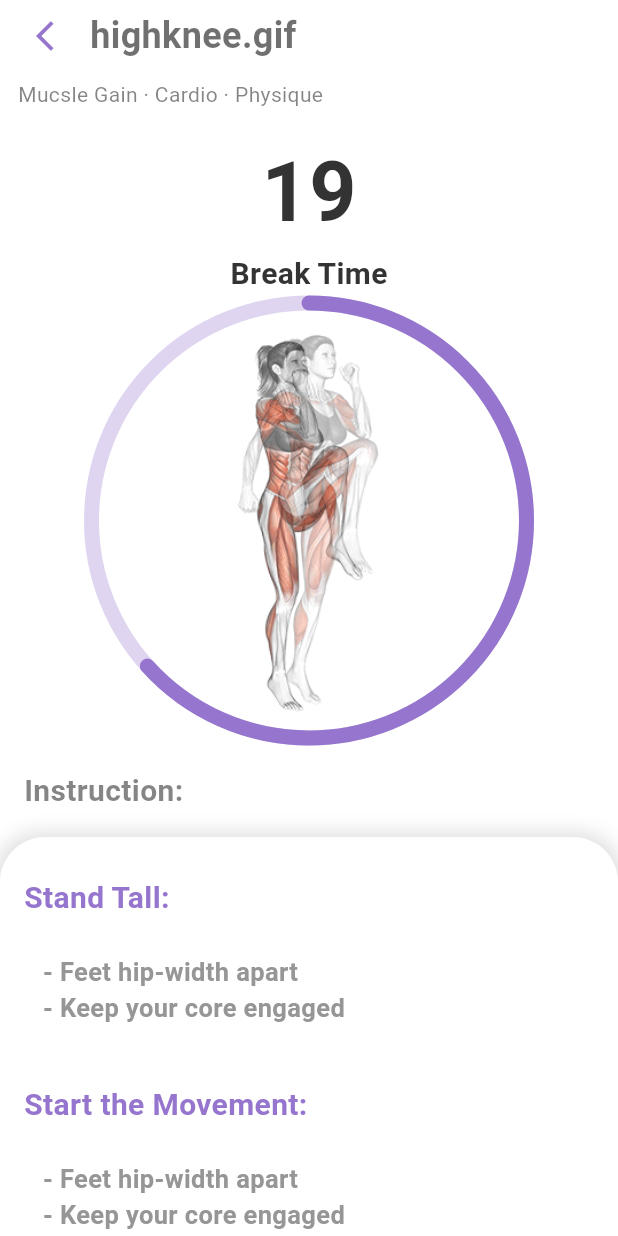
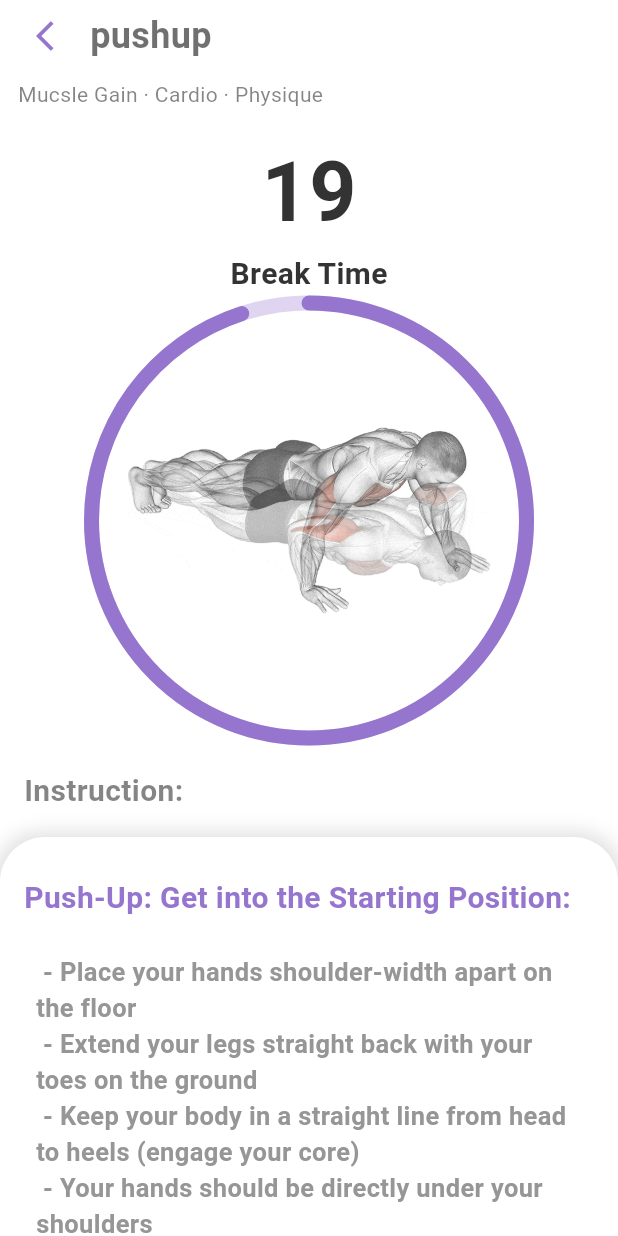
Before and after one commit to Pablo-27-Pablo/exercai_mobile, a Flutter app: the RestimeTutorial screen opened directly, on a phone screen of 412 x 824 dp. Run offline on Flutter 3.47's test engine with Material 3 defaults, Android fonts, the phone set to English and light mode, and no system bars; drawn by our look-alikes of percent_indicator; our stand-ins replace audioplayers, camera, card_swiper, cloud_firestore, confetti, firebase_auth and 15 more; missing offline and left inert: google_mlkit_pose_detection; accounts and stored records are empty.

Commit message:
adding feature

```diff
--- a/lib/homepage/mainlandingpage.dart
+++ b/lib/homepage/mainlandingpage.dart
@@ -13,6 +13,7 @@ import 'package:exercai_mobile/progress_tracking/progress_tracking..dart';
 import 'package:exercai_mobile/show_firestore_exercises_download/show_with_reps_kcals/filter_reps_kcal.dart';
 import 'package:exercai_mobile/pages/Main_Pages/Exercises_Page.dart';
 import 'package:exercai_mobile/pages/arcade_mode_page.dart';
+import 'package:exercai_mobile/utils/music_background.dart';
 import 'package:flutter/material.dart';
 import 'package:firebase_auth/firebase_auth.dart';
 import 'package:flutter_spinkit/flutter_spinkit.dart';
@@ -26,8 +27,11 @@ class MainLandingPage extends StatefulWidget {
   State<MainLandingPage> createState() => _MainLandingPageState();
 }
 
+
 class _MainLandingPageState extends State<MainLandingPage> {
   final User? currentUser = FirebaseAuth.instance.currentUser;
+
+  get musicPlayer => MusicPlayerService();
 
   @override
   void initState() {
@@ -35,6 +39,7 @@ class _MainLandingPageState extends State<MainLandingPage> {
     WidgetsBinding.instance.addPostFrameCallback((_) {
       _checkInternetConnection();
     });
+    musicPlayer.stop();
   }
 
   /// Check internet connection and show a warning if not connected.
--- a/lib/pages/Main_Pages/Exercises_Page.dart
+++ b/lib/pages/Main_Pages/Exercises_Page.dart
@@ -251,12 +251,12 @@ class _TrypageState extends State<Trypage> {
     {"name": "plank", "image": "plank.jpg", "PrimaryName": "Plank"},
     {
       "name": "rightplank",
-      "image": "sideplank.gif",
+      "image": "rightplank.png",
       "PrimaryName": "Right Plank",
     },
     {
       "name": "leftplank",
-      "image": "sideplank.gif",
+      "image": "leftplank.png",
       "PrimaryName": "Left Plank",
     },
     {
--- a/lib/pages/Main_Pages/resttime.dart
+++ b/lib/pages/Main_Pages/resttime.dart
@@ -27,6 +27,7 @@ class _RestimeTutorialState extends State<RestimeTutorial> {
   String instruction = "";
   String instruction2 = "";
   String instruction3 = "";
+  String name = "";
   final musicPlayer = MusicPlayerService();
 
   @override
@@ -34,11 +35,11 @@ class _RestimeTutorialState extends State<RestimeTutorial> {
     super.initState();
     startTimer();
     ExerciseImage();
-    musicPlayer.play();
+    peopleBox.get("musicOnOf", defaultValue: true) ? musicPlayer.play() : Container();
   }
 
   calculation() {
-    double total = (seconds2 / 30) * 100;
+    double total = (seconds2 / 20) * 100;
     total = total / 100;
     return total;
   }
@@ -130,8 +131,9 @@ class _RestimeTutorialState extends State<RestimeTutorial> {
 
   ExerciseImage() {
     if (1 == arcadeNumber) {
+      name = "pushup";
       exerciseImage = "pushup.gif";
-      instructionExercise = "Get into the Starting Position";
+      instructionExercise = "Push-Up: Get into the Starting Position";
       instructionExercise2 = "Lower Your Body";
       instructionExercise3 = "Push Back Up";
       instruction =
@@ -142,8 +144,9 @@ class _RestimeTutorialState extends State<RestimeTutorial> {
           " - Press through your palms and straighten your arms\n - Keep your core engaged and body in a straight line\n - Fully extend your arms without locking your elbows.";
     }
     if (2 == arcadeNumber) {
+      name = "squat";
       exerciseImage = "squat.gif";
-      instructionExercise = "Stand with Feet Shoulder-Width Apart";
+      instructionExercise = "Squat: Stand with Feet Shoulder-Width Apart";
       instructionExercise2 = "Lower Your Body";
       instructionExercise3 = "Push Back Up";
       instruction =
@@ -154,8 +157,9 @@ class _RestimeTutorialState extends State<RestimeTutorial> {
           " - Drive through your heels to stand back up\n - Keep your core engaged and back straight";
     }
     if (3 == arcadeNumber) {
+      name = "legraises";
       exerciseImage = "legraises.gif";
-      instructionExercise = "Lie Flat on Your Back";
+      instructionExercise = "Leg Raises: Lie Flat on Your Back";
       instructionExercise2 = "Lift Your Legs";
       instructionExercise3 = "Lower Your Legs";
       instruction =
@@ -166,8 +170,9 @@ class _RestimeTutorialState extends State<RestimeTutorial> {
           " - Slowly lower them back down without touching the ground\n - Repeat while maintaining control";
     }
     if (4 == arcadeNumber) {
+      name = "situp";
       exerciseImage = "situp.gif";
-      instructionExercise = "Lie on Your Back";
+      instructionExercise = "Sit-Up: Lie on Your Back";
       instructionExercise2 = "Perform the Sit-Up";
       instructionExercise3 = "Lower Yourself Back Down";
       instruction =
@@ -177,8 +182,9 @@ class _RestimeTutorialState extends State<RestimeTutorial> {
       instruction3 = " - Lower yourself back down with control";
     }
     if (5 == arcadeNumber) {
+      name = "mountainclimbers";
       exerciseImage = "mountainclimbers.gif";
-      instructionExercise = "Get into a Plank Position";
+      instructionExercise = "Mountain Climbers: Get into a Plank Position";
       instructionExercise2 = "Start the Movement";
       instructionExercise3 = "Continue at a Steady Pace";
       instruction =
@@ -188,8 +194,9 @@ class _RestimeTutorialState extends State<RestimeTutorial> {
       instruction3 = " - Keep your core engaged and move at a steady pace";
     }
     if (6 == arcadeNumber) {
+      name = "highknee";
       exerciseImage = "highknee.gif";
-      instructionExercise = "Stand Tall";
+      instructionExercise = "High Knees: Stand Tall";
       instructionExercise2 = "Start the Movement";
       instructionExercise3 = "Move at a Quick Pace";
       instruction = " - Feet hip-width apart\n - Keep your core engaged";
@@ -198,8 +205,9 @@ class _RestimeTutorialState extends State<RestimeTutorial> {
       instruction3 = " - Move at a quick pace like running in place";
     }
     if (7 == arcadeNumber) {
+      name = "lunges";
       exerciseImage = "lunges.gif";
-      instructionExercise = "Stand with Feet Together";
+      instructionExercise = "Lunges: Stand with Feet Together";
       instructionExercise2 = "Step Forward";
       instructionExercise3 = "Push Back Up";
       instruction = " - Keep your upper body straight";
@@ -208,38 +216,10 @@ class _RestimeTutorialState extends State<RestimeTutorial> {
       instruction3 =
           " - Drive through your front heel to return to starting position\n - Switch legs and repeat";
     }
-    if (8 == arcadeNumber) {
-      exerciseImage = "plank.gif";
-      instructionExercise = "Get into a Forearm Plank Position";
-      instructionExercise2 = "Hold the Position";
-      instructionExercise3 = "Maintain Stability";
-      instruction = " - Place elbows directly under shoulders";
-      instruction2 = " - Keep your body in a straight line";
-      instruction3 = " - Engage your core and hold the position";
-    }
-    if (9 == arcadeNumber) {
-      exerciseImage = "rightplank.jpg";
-      instructionExercise = "Lie on Your Right Side";
-      instructionExercise2 = "Lift Your Hips";
-      instructionExercise3 = "Hold the Position";
-      instruction =
-          " - Stack your legs on top of each other\n - Place your right elbow under your shoulder";
-      instruction2 = " - Lift your hips off the ground";
-      instruction3 = " - Keep your body in a straight line and hold";
-    }
-    if (10 == arcadeNumber) {
-      exerciseImage = "leftplank.jpg";
-      instructionExercise = "Lie on Your Left Side";
-      instructionExercise2 = "Lift Your Hips";
-      instructionExercise3 = "Hold the Position";
-      instruction =
-          " - Stack your legs on top of each other\n - Place your left elbow under your shoulder";
-      instruction2 = " - Lift your hips off the ground";
-      instruction3 = " - Keep your body in a straight line and hold";
-    }
     if (11 == arcadeNumber) {
+      name = "jumpingjacks";
       exerciseImage = "jumpingjacks.gif";
-      instructionExercise = "Start Standing";
+      instructionExercise = "Jumping Jacks: Start Standing";
       instructionExercise2 = "Perform the Movement";
       instructionExercise3 = "Repeat at a Steady Pace";
       instruction = " - Feet together, arms at your sides";
@@ -257,7 +237,7 @@ class _RestimeTutorialState extends State<RestimeTutorial> {
         });
       } else {
         timer?.cancel();
-        seconds2 = 30;
+        seconds2 = 20;
         seconds = 60;
         ArcadePlay();
       }
@@ -285,13 +265,13 @@ class _RestimeTutorialState extends State<RestimeTutorial> {
                     children: [
                       IconButton(
                         onPressed: () {
-                          seconds2 = 30;
                           Navigator.pushReplacement(
                             context,
                             MaterialPageRoute(
                               builder: (context) => ArcadeModePage(),
                             ),
                           );
+                          seconds2 = 20;
                         },
                         icon: Icon(
                           Icons.arrow_back_ios,
@@ -299,7 +279,7 @@ class _RestimeTutorialState extends State<RestimeTutorial> {
                         ),
                       ),
                       Text(
-                        exerciseImage,
+                        name,
                         style: TextStyle(
                           color: AppColor.bottonPrimary.withOpacity(0.7),
                           fontSize: 24,
@@ -351,9 +331,7 @@ class _RestimeTutorialState extends State<RestimeTutorial> {
                 center: ClipOval(
                   child: Container(
                     height: 275,
-                    child: Image.asset(
-                      "assets/image/" + exerciseImage,
-                    ),
+                    child: Image.asset("assets/image/" + exerciseImage),
                   ),
                 ),
               ),
@@ -403,7 +381,6 @@ class _RestimeTutorialState extends State<RestimeTutorial> {
                       padding: EdgeInsets.all(8),
                       decoration: BoxDecoration(
                         borderRadius: BorderRadius.circular(10),
-
                       ),
                       child: Text(
                         instruction,
@@ -433,7 +410,6 @@ class _RestimeTutorialState extends State<RestimeTutorial> {
                           padding: EdgeInsets.all(8),
                           decoration: BoxDecoration(
                             borderRadius: BorderRadius.circular(10),
-
                           ),
                           child: Text(
                             instruction,
@@ -463,7 +439,6 @@ class _RestimeTutorialState extends State<RestimeTutorial> {
                           padding: EdgeInsets.all(8),
                           decoration: BoxDecoration(
                             borderRadius: BorderRadius.circular(10),
-
                           ),
                           child: Text(
                             instruction3,
--- a/lib/utils/constant.dart
+++ b/lib/utils/constant.dart
@@ -10,7 +10,7 @@ String warningIndicatorText = "";
 String warningIndicatorTextExercise = "";
 String errorSpeed = "";
 int raise = 0;
-int seconds = 30;
+int seconds = 60;
 int seconds2 = 20;
 double weight = 80.0;
 Timer? timer;
@@ -22,14 +22,16 @@ String errorWholebody = "";
 int lastUpdateTime = 0;
 int lastUpdateTime2 = 0;
 int lastUpdateTime3 = 0;
-int arcadeNumber = 6;
+int arcadeNumber = 1;
 String Mode = "daysChallenge";
 bool youNear = true;
 int days = 0;
 var peopleBox = Hive.box("Box");
 double totalCaloriesBurn = 0;
 double totalCaloriesBurnDatabase = 0;
+int cameraSwitch = 1;
 int repsWants = 0;
+  bool musicOnOf = true;
 
 //small Gap
 
```
Also changed, not shown: lib/exercise/exercise.dart (+38 -11 lines), lib/pages/realtime_2.dart (+121 -10 lines), assets/image/jumpingjacks.gif, assets/image/leftplank.png (added), assets/image/rightplank.png (added).
